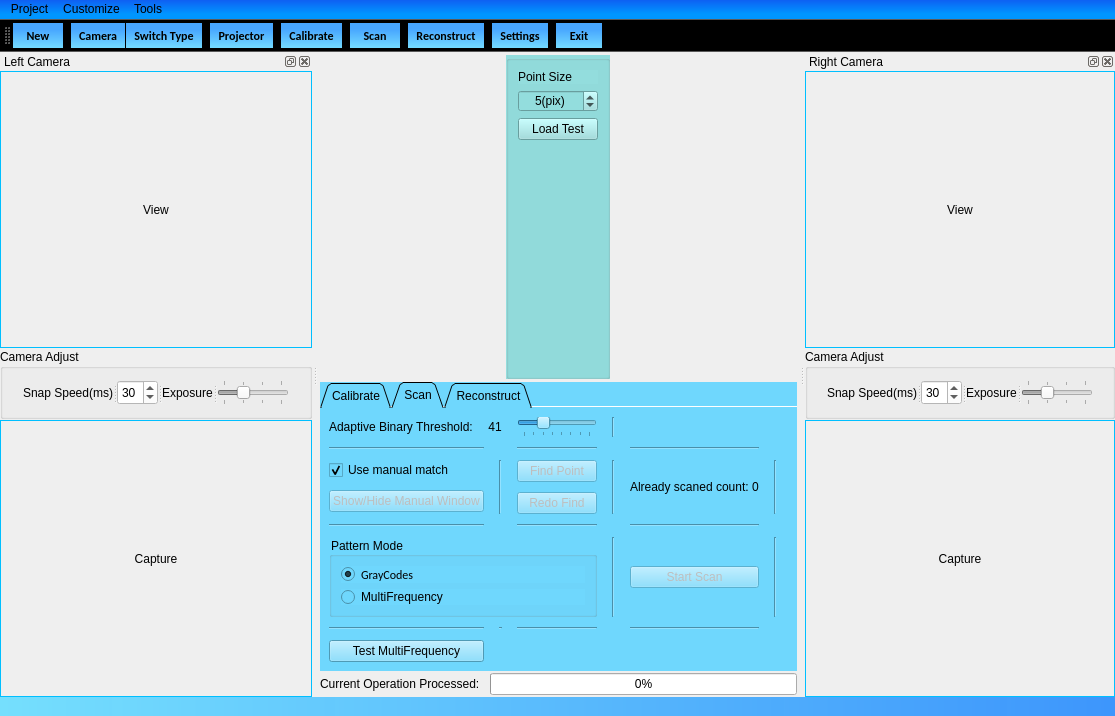
Above: Duke/mainwindow.ui from DrawZeroPoint/Structure-Light-Reconstructor before the change. Below: the same form after it.
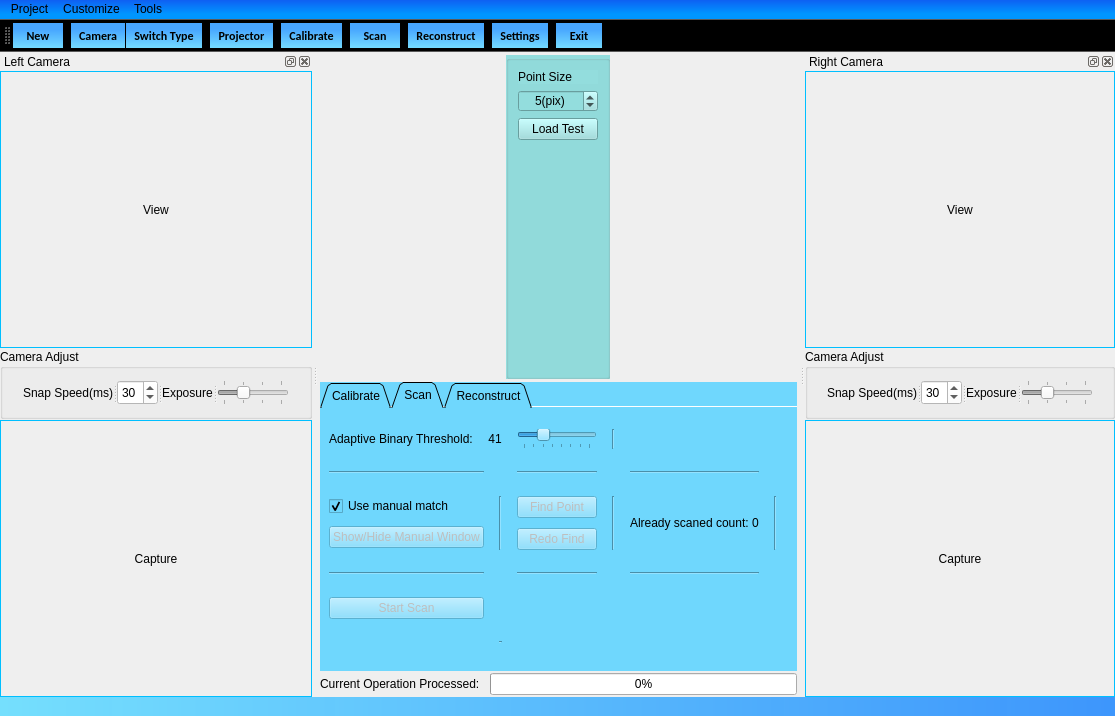
That is the form after the change. Icons and pictures are not drawn.

Patch:
```diff
--- a/Duke/mainwindow.ui
+++ b/Duke/mainwindow.ui
@@ -582,13 +582,6 @@
              </property>
             </widget>
            </item>
-           <item row="3" column="2">
-            <widget class="Line" name="line_2">
-             <property name="orientation">
-              <enum>Qt::Horizontal</enum>
-             </property>
-            </widget>
-           </item>
            <item row="3" column="4">
             <widget class="Line" name="line_4">
              <property name="orientation">
@@ -609,19 +602,6 @@
              </property>
             </spacer>
            </item>
-           <item row="6" column="0">
-            <widget class="QPushButton" name="multiFreqTest">
-             <property name="sizePolicy">
-              <sizepolicy hsizetype="Preferred" vsizetype="Fixed">
-               <horstretch>0</horstretch>
-               <verstretch>0</verstretch>
-              </sizepolicy>
-             </property>
-             <property name="text">
-              <string>Test MultiFrequency</string>
-             </property>
-            </widget>
-           </item>
            <item row="0" column="0" colspan="3">
             <layout class="QHBoxLayout" name="horizontalLayout_4">
              <property name="spacing">
@@ -683,33 +663,6 @@
              </item>
             </layout>
            </item>
-           <item row="2" column="0">
-            <layout class="QVBoxLayout" name="verticalLayout_5">
-             <property name="spacing">
-              <number>10</number>
-             </property>
-             <item>
-              <widget class="QCheckBox" name="matchAssistant">
-               <property name="text">
-                <string>Use manual match</string>
-               </property>
-               <property name="checked">
-                <bool>true</bool>
-               </property>
-              </widget>
-             </item>
-             <item>
-              <widget class="QPushButton" name="manualWindow">
-               <property name="enabled">
-                <bool>false</bool>
-               </property>
-               <property name="text">
-                <string>Show/Hide Manual Window</string>
-               </property>
-              </widget>
-             </item>
-            </layout>
-           </item>
            <item row="2" column="4">
             <layout class="QHBoxLayout" name="horizontalLayout">
              <item>
@@ -781,13 +734,6 @@
              </property>
             </widget>
            </item>
-           <item row="3" column="0">
-            <widget class="Line" name="line">
-             <property name="orientation">
-              <enum>Qt::Horizontal</enum>
-             </property>
-            </widget>
-           </item>
            <item row="1" column="4">
             <widget class="Line" name="line_7">
              <property name="orientation">
@@ -795,22 +741,6 @@
              </property>
             </widget>
            </item>
-           <item row="4" column="4">
-            <widget class="QPushButton" name="startScanButton">
-             <property name="enabled">
-              <bool>false</bool>
-             </property>
-             <property name="sizePolicy">
-              <sizepolicy hsizetype="Preferred" vsizetype="Fixed">
-               <horstretch>0</horstretch>
-               <verstretch>0</verstretch>
-              </sizepolicy>
-             </property>
-             <property name="text">
-              <string>Start Scan</string>
-             </property>
-            </widget>
-           </item>
            <item row="2" column="6">
             <spacer name="horizontalSpacer_14">
              <property name="orientation">
@@ -824,13 +754,6 @@
              </property>
             </spacer>
            </item>
-           <item row="4" column="3">
-            <widget class="Line" name="line_9">
-             <property name="orientation">
-              <enum>Qt::Vertical</enum>
-             </property>
-            </widget>
-           </item>
            <item row="2" column="3">
             <widget class="Line" name="line_8">
              <property name="orientation">
@@ -838,27 +761,6 @@
              </property>
             </widget>
            </item>
-           <item row="5" column="4">
-            <widget class="Line" name="line_10">
-             <property name="orientation">
-              <enum>Qt::Horizontal</enum>
-             </property>
-            </widget>
-           </item>
-           <item row="5" column="2">
-            <widget class="Line" name="line_11">
-             <property name="orientation">
-              <enum>Qt::Horizontal</enum>
-             </property>
-            </widget>
-           </item>
-           <item row="5" column="0">
-            <widget class="Line" name="line_12">
-             <property name="orientation">
-              <enum>Qt::Horizontal</enum>
-             </property>
-            </widget>
-           </item>
            <item row="5" column="1">
             <widget class="Line" name="line_13">
              <property name="orientation">
@@ -873,13 +775,6 @@
              </property>
             </widget>
            </item>
-           <item row="4" column="5">
-            <widget class="Line" name="line_14">
-             <property name="orientation">
-              <enum>Qt::Vertical</enum>
-             </property>
-            </widget>
-           </item>
            <item row="0" column="3">
             <widget class="Line" name="line_16">
              <property name="orientation">
@@ -887,39 +782,61 @@
              </property>
             </widget>
            </item>
-           <item row="4" column="0" colspan="3">
-            <widget class="QGroupBox" name="groupBox_4">
-             <property name="title">
-              <string>Pattern Mode</string>
+           <item row="2" column="0">
+            <layout class="QVBoxLayout" name="verticalLayout_5">
+             <property name="spacing">
+              <number>10</number>
              </property>
-             <layout class="QGridLayout" name="gridLayout_14">
-              <item row="0" column="0">
-               <widget class="QRadioButton" name="useGray">
-                <property name="font">
-                 <font>
-                  <family>Calibri</family>
-                  <pointsize>9</pointsize>
-                  <weight>50</weight>
-                  <italic>false</italic>
-                  <bold>false</bold>
-                 </font>
-                </property>
-                <property name="text">
-                 <string>GrayCodes</string>
-                </property>
-                <property name="checked">
-                 <bool>true</bool>
-                </property>
-               </widget>
-              </item>
-              <item row="1" column="0">
-               <widget class="QRadioButton" name="useMultiFreq">
-                <property name="text">
-                 <string>MultiFrequency</string>
-                </property>
-               </widget>
-              </item>
-             </layout>
+             <item>
+              <widget class="QCheckBox" name="matchAssistant">
+               <property name="text">
+                <string>Use manual match</string>
+               </property>
+               <property name="checked">
+                <bool>true</bool>
+               </property>
+              </widget>
+             </item>
+             <item>
+              <widget class="QPushButton" name="manualWindow">
+               <property name="enabled">
+                <bool>false</bool>
+               </property>
+               <property name="text">
+                <string>Show/Hide Manual Window</string>
+               </property>
+              </widget>
+             </item>
+            </layout>
+           </item>
+           <item row="4" column="0">
+            <widget class="QPushButton" name="startScanButton">
+             <property name="enabled">
+              <bool>false</bool>
+             </property>
+             <property name="sizePolicy">
+              <sizepolicy hsizetype="Preferred" vsizetype="Fixed">
+               <horstretch>0</horstretch>
+               <verstretch>0</verstretch>
+              </sizepolicy>
+             </property>
+             <property name="text">
+              <string>Start Scan</string>
+             </property>
+            </widget>
+           </item>
+           <item row="3" column="0">
+            <widget class="Line" name="line">
+             <property name="orientation">
+              <enum>Qt::Horizontal</enum>
+             </property>
+            </widget>
+           </item>
+           <item row="3" column="2">
+            <widget class="Line" name="line_2">
+             <property name="orientation">
+              <enum>Qt::Horizontal</enum>
+             </property>
             </widget>
            </item>
           </layout>
```
